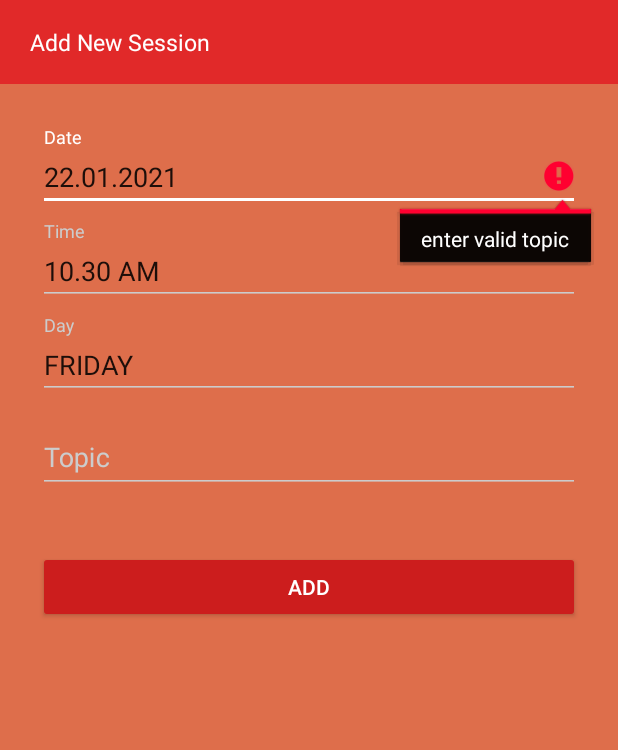
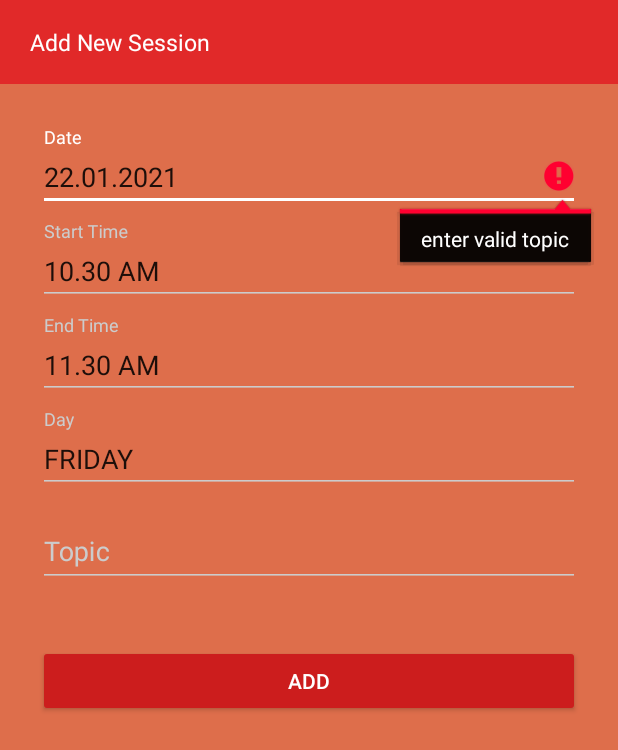
Before and after one commit to Saawry/TuitionHelper, an Android app: the AddNewSession screen opened directly, with no data from a screen before it, after a tap on "ADD", on a phone screen of 412 x 824 dp. Shown: the top 750 px of the screen. Run offline under Robolectric (Android 15) with nearby library versions, the phone set to English and light mode, and no system bars; our stand-ins replace Firebase (no records; nobody signed in at launch, a user with empty details on screens opened directly), data binding.

Commit message:
Session End Time

```diff
--- a/app/src/main/java/com/gadware/tution/Activities/AddNewSession.java
+++ b/app/src/main/java/com/gadware/tution/Activities/AddNewSession.java
@@ -33,7 +33,7 @@ public class AddNewSession extends AppCompatActivity {
 
     ActivityAddNewSessionBinding binding;
     private final Calendar myCalendar = Calendar.getInstance();
-    private String id,  date,  day,  time,  topic,  counter;
+    private String id,  date,  day,  time, etime,  topic,  counter;
     private String userId,tuitionid;
     private DatabaseReference tuitionRef,sessionRef;
 
@@ -51,8 +51,12 @@ public class AddNewSession extends AppCompatActivity {
         int day = now.get(Calendar.DAY_OF_MONTH);
         int today = now.get(Calendar.DAY_OF_WEEK);
         int hour = now.get(Calendar.HOUR_OF_DAY);
+        int ehour = now.get(Calendar.HOUR_OF_DAY)+1;
         int minte = now.get(Calendar.MINUTE);
+        long integerRepresentation = now.getTimeInMillis();
 
+        Calendar cend=Calendar.getInstance();
+        cend.setTimeInMillis(integerRepresentation+3600000);
 
 
 
@@ -63,7 +67,8 @@ public class AddNewSession extends AppCompatActivity {
 
 
         binding.inputDate.setText(sdf.format(now.getTime()));
-        binding.inputTime.setText(stf.format(now.getTime()));
+        binding.inputSTime.setText(stf.format(now.getTime()));
+        binding.inputETime.setText(stf.format(cend.getTime()));
         binding.inputDay.setText(GetDAY(today));
 
 
@@ -82,15 +87,26 @@ public class AddNewSession extends AppCompatActivity {
             nDate.show();
         });
 
-        binding.inputTime.setOnClickListener(v -> {
+        binding.inputSTime.setOnClickListener(v -> {
 
             TimePickerDialog nTime = new TimePickerDialog(this, R.style.datepicker, (view, hourOfDay, minute) -> {
                 myCalendar.set(Calendar.HOUR_OF_DAY, hour);
                 myCalendar.set(Calendar.MINUTE, minte);
 
 
-                binding.inputTime.setText(sdf.format(myCalendar.getTime()));
+                binding.inputSTime.setText(sdf.format(myCalendar.getTime()));
             }, hour, minte, false);
+            nTime.show();
+        });
+
+        binding.inputETime.setOnClickListener(v -> {
+
+            TimePickerDialog nTime = new TimePickerDialog(this, R.style.datepicker, (view, hourOfDay, minute) -> {
+                myCalendar.set(Calendar.HOUR_OF_DAY, ehour);
+                myCalendar.set(Calendar.MINUTE, minte);
+
+                binding.inputETime.setText(sdf.format(myCalendar.getTime()));
+            }, ehour, minte, false);
             nTime.show();
         });
 
@@ -144,7 +160,7 @@ public class AddNewSession extends AppCompatActivity {
 
             }
         });
-        SessionInfo sessionInfo=new SessionInfo(id,date,time,day,topic,counter);
+        SessionInfo sessionInfo=new SessionInfo(id,date,time,etime,day,topic,counter);
         tuitionRef.setValue(sessionInfo).addOnSuccessListener(aVoid -> {
             Toast.makeText(this, "Added Successfully", Toast.LENGTH_SHORT).show();
             Intent intent =new Intent(this,TuitionDetails.class);
@@ -160,9 +176,15 @@ public class AddNewSession extends AppCompatActivity {
             return 0;
         }
 
-        time=binding.inputTime.getText().toString();
+        time=binding.inputSTime.getText().toString();
         if (time.isEmpty() || time.length()<6){
-            binding.inputTime.setError("enter valid time");
+            binding.inputSTime.setError("enter valid time");
+            return 0;
+        }
+
+        etime=binding.inputETime.getText().toString();
+        if (etime.isEmpty() || etime.length()<6){
+            binding.inputETime.setError("enter valid time");
             return 0;
         }
 
--- a/app/src/main/res/layout/activity_add_new_session.xml
+++ b/app/src/main/res/layout/activity_add_new_session.xml
@@ -2,6 +2,7 @@
 <layout xmlns:android="http://schemas.android.com/apk/res/android"
     xmlns:app="http://schemas.android.com/apk/res-auto"
     xmlns:tools="http://schemas.android.com/tools">
+
     <RelativeLayout
 
         android:layout_width="match_parent"
@@ -9,25 +10,24 @@
         tools:context="view.activity.AddNewSession">
 
         <TextView
-            android:paddingLeft="20dp"
-            android:textSize="15dp"
             android:id="@+id/toolbarview"
             android:layout_width="match_parent"
             android:layout_height="?actionBarSize"
             android:background="@color/primary_dark"
             android:gravity="center_vertical"
+            android:paddingLeft="20dp"
             android:text="Add New Session"
-            android:textColor="@color/white" />
-
+            android:textColor="@color/white"
+            android:textSize="15dp" />
 
 
         <LinearLayout
+            android:layout_width="match_parent"
+            android:layout_height="match_parent"
+            android:layout_below="@+id/toolbarview"
+            android:layout_margin="15dp"
             android:orientation="vertical"
-            android:layout_below="@+id/toolbarview"
-            android:padding="10dp"
-            android:layout_margin="15dp"
-            android:layout_width="match_parent"
-            android:layout_height="match_parent">
+            android:padding="10dp">
 
 
             <com.google.android.material.textfield.TextInputLayout
@@ -53,10 +53,24 @@
                 android:layout_marginBottom="3dp">
 
                 <EditText
-                    android:id="@+id/input_Time"
+                    android:id="@+id/input_sTime"
                     android:layout_width="match_parent"
                     android:layout_height="wrap_content"
-                    android:hint="Time"
+                    android:hint="Start Time"
+                    android:inputType="time" />
+            </com.google.android.material.textfield.TextInputLayout>
+
+            <com.google.android.material.textfield.TextInputLayout
+                android:layout_width="match_parent"
+                android:layout_height="wrap_content"
+                android:layout_marginTop="3dp"
+                android:layout_marginBottom="3dp">
+
+                <EditText
+                    android:id="@+id/input_eTime"
+                    android:layout_width="match_parent"
+                    android:layout_height="wrap_content"
+                    android:hint="End Time"
                     android:inputType="time" />
             </com.google.android.material.textfield.TextInputLayout>
 
@@ -73,7 +87,7 @@
                     android:hint="Day"
                     android:inputType="datetime" />
             </com.google.android.material.textfield.TextInputLayout>
-            <!-- Address Label -->
+
             <com.google.android.material.textfield.TextInputLayout
                 android:layout_width="match_parent"
                 android:layout_height="wrap_content"
@@ -89,9 +103,6 @@
             </com.google.android.material.textfield.TextInputLayout>
 
 
-
-
-
             <Button
                 android:id="@+id/addSessionBtnId"
                 android:layout_width="match_parent"
```
Also changed, not shown: app/src/main/java/com/gadware/tution/models/SessionInfo.java (+11 -1 lines).
